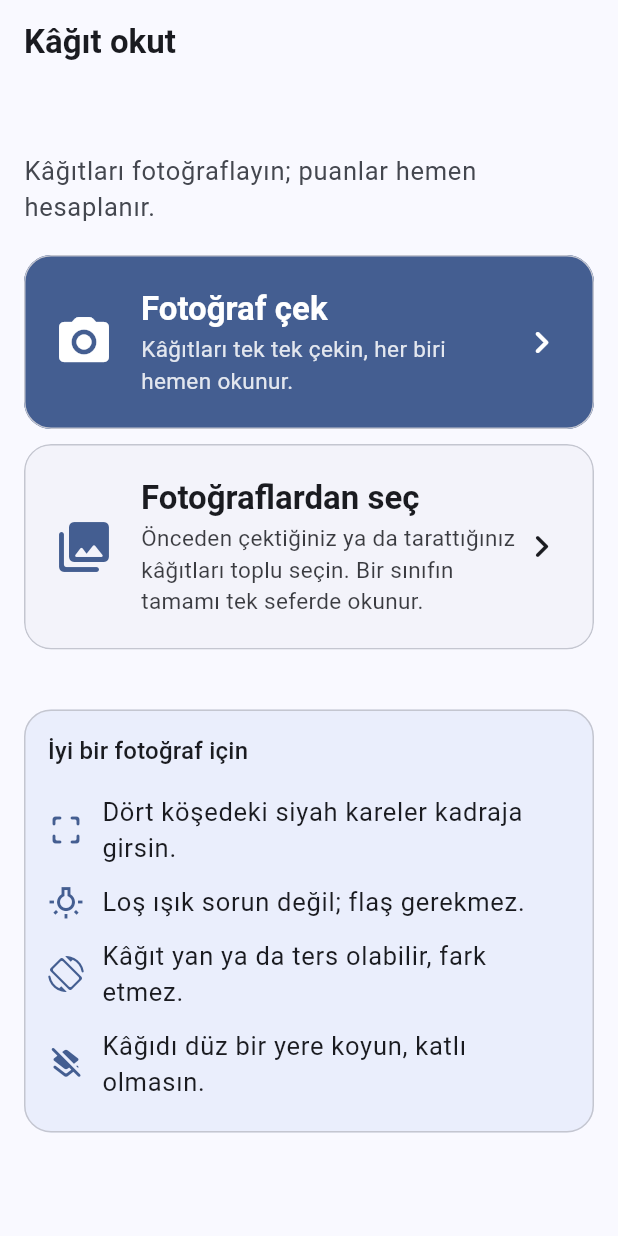
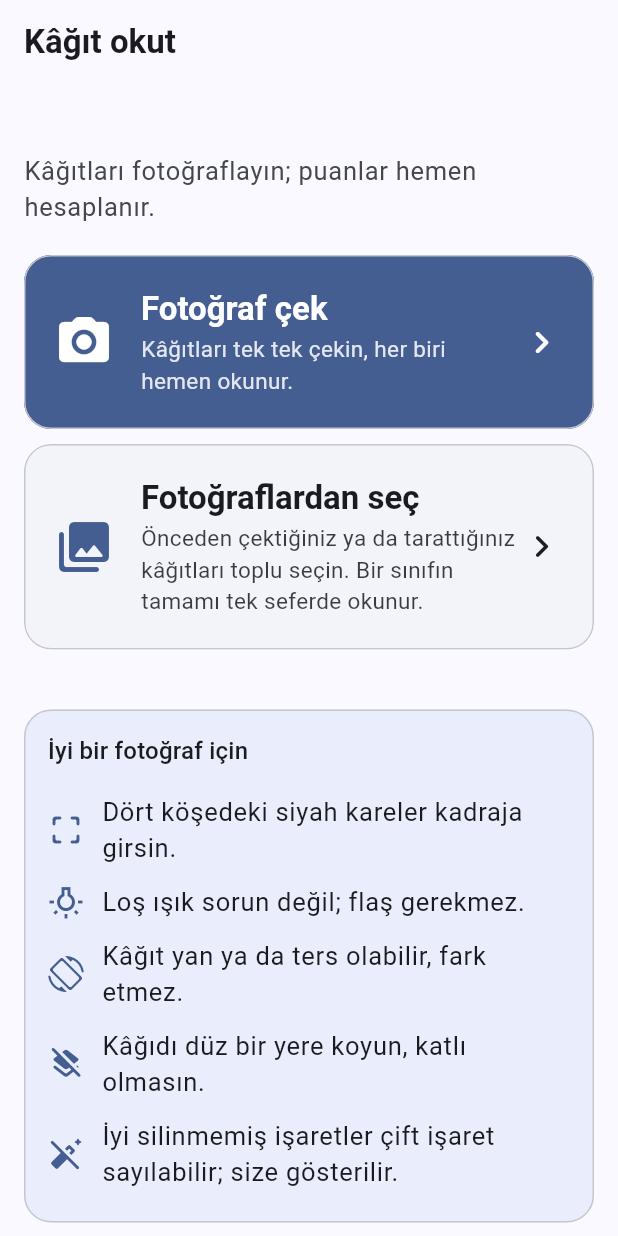
Before and after one commit to aydnomer/okutio, a Flutter app: the _Body screen opened directly with empty values, on a phone screen of 412 x 824 dp. Run offline on Flutter 3.47's test engine with Material 3 defaults, Android fonts, the phone set to English and light mode, and no system bars; our stand-ins replace flutter_riverpod, go_router, image_picker, material_ui, pdf, printing and 2 more; missing offline and left inert: zxing2; accounts and stored records are empty.

Commit message:
docs(scan): okutma ipuçlarına silgi kalıntısı uyarısı
Co-Authored-By: Claude Opus 5.5 <noreply@anthropic.com>
Claude-Session: https://claude.ai/code/session_01M7UavzYkh9kwJWaufKnktV

```diff
--- a/lib/features/scan/scan_screen.dart
+++ b/lib/features/scan/scan_screen.dart
@@ -316,6 +316,10 @@ class _Tips extends StatelessWidget {
         'Kâğıt yan ya da ters olabilir, fark etmez.',
       ),
       (Icons.layers_clear_rounded, 'Kâğıdı düz bir yere koyun, katlı olmasın.'),
+      (
+        Icons.auto_fix_off_rounded,
+        'İyi silinmemiş işaretler çift işaret sayılabilir; size gösterilir.',
+      ),
     ];
     return Card(
       margin: EdgeInsets.zero,
```
